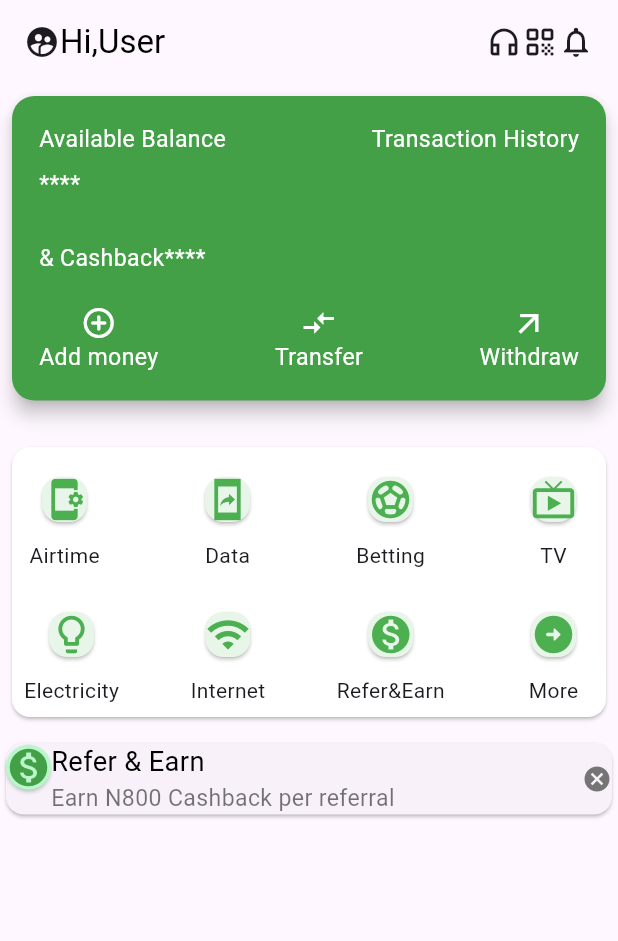
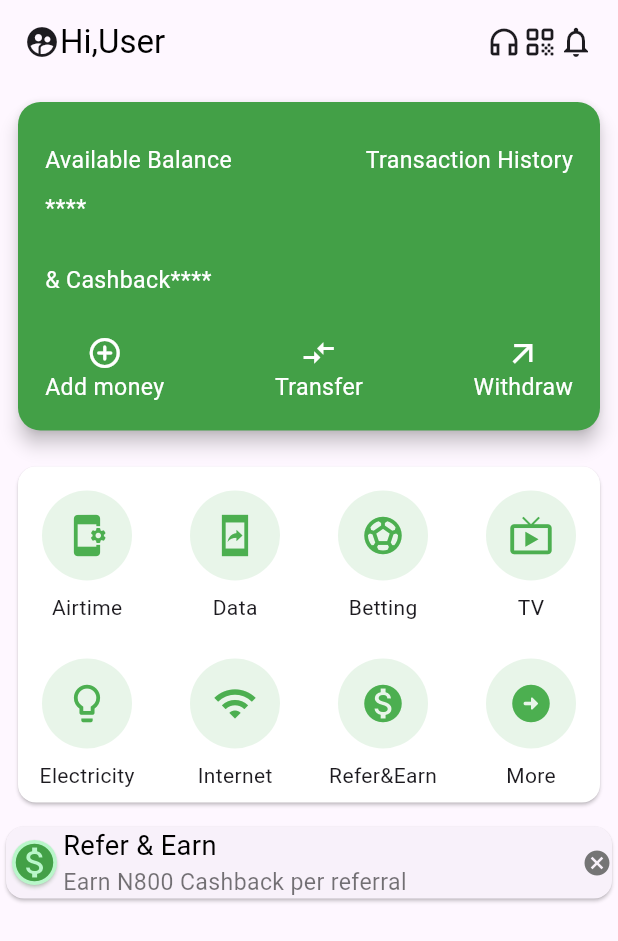
Before and after one commit to EverlastingBigFlo/mobile_app_ui, a Flutter app: the screen it shows after launch, on a phone screen of 412 x 824 dp. Shown: the top 941 px of the screen. Run offline on Flutter 3.47's test engine with Material 2 defaults, Android fonts, the light colour scheme and no system bars.

Commit message:
changed my card widget and some colors

```diff
--- a/lib/main.dart
+++ b/lib/main.dart
@@ -67,6 +67,30 @@ class _MyOpayState extends State<MyOpay> {
     {'text': 'More', 'icon': Icons.arrow_circle_right_rounded},
   ];
 
+  // getRow1() {
+  //   mylist.map((e) {
+  //     return Padding(
+  //       padding: const EdgeInsets.all(8.0),
+  //       child: Column(
+  //         children: [
+  //           Padding(
+  //             padding: const EdgeInsets.all(8.0),
+  //             child: Card(
+  //               color: Colors.green.shade50,
+  //               child: Icon(
+  //                 e['icon'],
+  //                 size: 30,
+  //                 color: Colors.green,
+  //               ),
+  //             ),
+  //           ),
+  //           Text(e['text'])
+  //         ],
+  //       ),
+  //     );
+  //   }).toList();
+  // }
+
   @override
   Widget build(BuildContext context) {
     return Scaffold(
@@ -111,13 +135,12 @@ class _MyOpayState extends State<MyOpay> {
                   borderRadius: BorderRadius.circular(15),
                 ),
                 color: Colors.green.shade600,
-                margin: EdgeInsets.fromLTRB(0, 0, 0, 10),
                 child: Padding(
                   padding: const EdgeInsets.all(18.0),
                   child: Column(
                     children: [
                       Container(
-                        margin: EdgeInsets.fromLTRB(0, 0, 0, 8),
+                        margin: EdgeInsets.fromLTRB(0, 10, 0, 10),
                         child: Row(
                           mainAxisAlignment: MainAxisAlignment.spaceBetween,
                           children: [
@@ -135,7 +158,7 @@ class _MyOpayState extends State<MyOpay> {
                         ),
                       ),
                       Container(
-                        margin: EdgeInsets.fromLTRB(0, 0, 0, 15),
+                        margin: EdgeInsets.fromLTRB(0, 0, 0, 16),
                         child: Row(
                           children: [
                             MyTexts(
@@ -147,7 +170,7 @@ class _MyOpayState extends State<MyOpay> {
                         ),
                       ),
                       Container(
-                        margin: EdgeInsets.fromLTRB(0, 12, 0, 20),
+                        margin: EdgeInsets.fromLTRB(0, 10, 0, 25),
                         child: Row(
                           children: [
                             MyTexts(
@@ -222,7 +245,6 @@ class _MyOpayState extends State<MyOpay> {
               padding: const EdgeInsets.all(8.0),
               child: Card(
                 color: Colors.white,
-                margin: EdgeInsets.fromLTRB(0, 5, 0, 5),
                 child: Column(
                   children: [
                     Row(
@@ -235,8 +257,9 @@ class _MyOpayState extends State<MyOpay> {
                               children: [
                                 Padding(
                                   padding: const EdgeInsets.all(8.0),
-                                  child: Card(
-                                    color: Colors.green.shade50,
+                                  child: CircleAvatar(
+                                    backgroundColor: Colors.green[50],
+                                    radius: 30,
                                     child: Icon(
                                       e['icon'],
                                       size: 30,
@@ -253,7 +276,6 @@ class _MyOpayState extends State<MyOpay> {
                     ),
                     // first widget ends here
 
-
                     Row(
                       mainAxisAlignment: MainAxisAlignment.spaceBetween,
                       children: [
@@ -264,8 +286,9 @@ class _MyOpayState extends State<MyOpay> {
                               children: [
                                 Padding(
                                   padding: const EdgeInsets.all(8.0),
-                                  child: Card(
-                                    color: Colors.green.shade50,
+                                  child: CircleAvatar(
+                                    backgroundColor: Colors.green[50],
+                                    radius: 30,
                                     child: Icon(
                                       e['icon'],
                                       size: 30,
@@ -296,7 +319,7 @@ class _MyOpayState extends State<MyOpay> {
                       mainAxisAlignment: MainAxisAlignment.spaceAround,
                       children: [
                         Card(
-                          margin: EdgeInsets.fromLTRB(0, 0, 0, 15),
+                          // margin: EdgeInsets.fromLTRB(0, 5, 0, 18),
                           shadowColor: Colors.green.shade100,
                           color: Colors.greenAccent.shade100,
                           shape: RoundedRectangleBorder(
```
